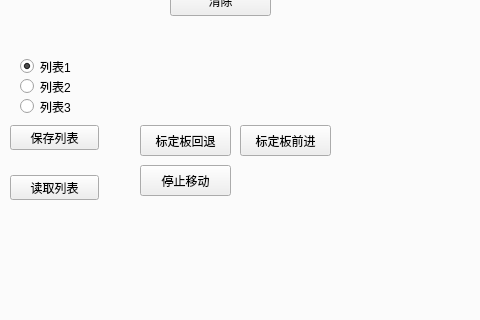
Above: mainwindow.ui from FeiduoduoPeng/auto_calib_camera-master-pf-modified before the change; both pictures show x 293 to 773 and y 399 to 719 of the 1128 by 819 pixel window. Below: the same form after it.
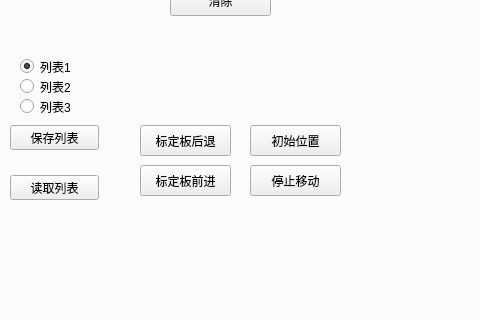
That is the form after the change. The open tabs and pages were chosen to show the change.

What changed in the file:
```diff
--- a/mainwindow.ui
+++ b/mainwindow.ui
@@ -678,7 +678,7 @@
        <widget class="QPushButton" name="pushButton_2">
         <property name="geometry">
          <rect>
-          <x>420</x>
+          <x>530</x>
           <y>510</y>
           <width>91</width>
           <height>31</height>
@@ -691,21 +691,21 @@
        <widget class="QPushButton" name="pushButton_init">
         <property name="geometry">
          <rect>
-          <x>420</x>
+          <x>530</x>
           <y>470</y>
           <width>91</width>
           <height>31</height>
          </rect>
         </property>
         <property name="text">
-         <string>标定板回退</string>
+         <string>初始位置</string>
         </property>
        </widget>
        <widget class="QPushButton" name="pushButton_move_forward">
         <property name="geometry">
          <rect>
-          <x>520</x>
-          <y>470</y>
+          <x>420</x>
+          <y>510</y>
           <width>91</width>
           <height>31</height>
          </rect>
@@ -714,6 +714,19 @@
          <string>标定板前进</string>
         </property>
        </widget>
+       <widget class="QPushButton" name="pushButton_backward">
+        <property name="geometry">
+         <rect>
+          <x>420</x>
+          <y>470</y>
+          <width>91</width>
+          <height>31</height>
+         </rect>
+        </property>
+        <property name="text">
+         <string>标定板后退</string>
+        </property>
+       </widget>
       </widget>
      </widget>
     </item>
```
Left out of the diff: 2 changed lines with no effect on the pictures.
